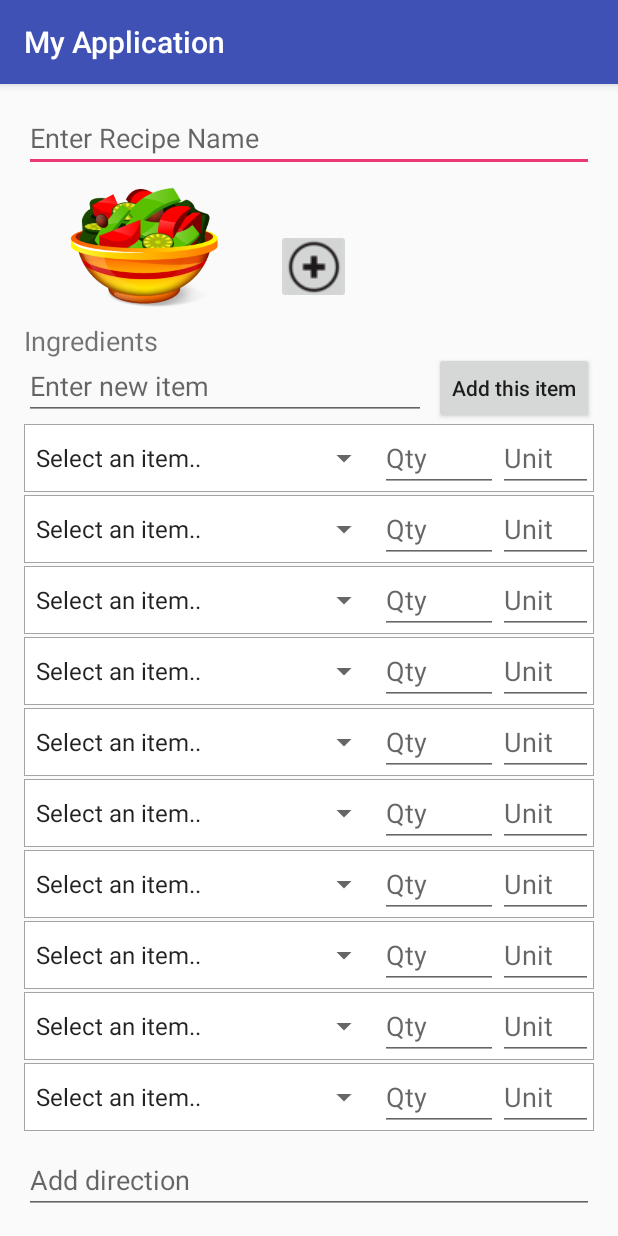
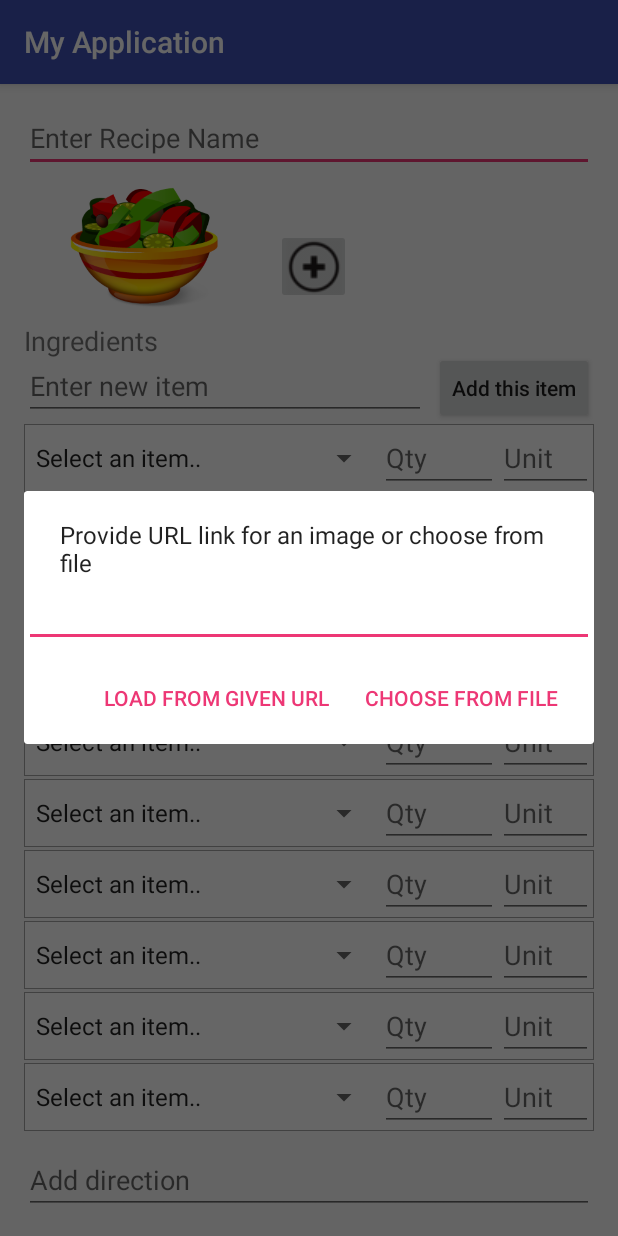
Before and after one commit to izzymoriguchi/recipe-planner, an Android app: the NewDishActivity screen opened directly, with no data from a screen before it, after a tap on an icon or button, on a phone screen of 412 x 824 dp. Run offline under Robolectric (Android 15) with nearby library versions, the phone set to English and light mode, and no system bars.

Commit message:
Implenting image loading from URL

```diff
--- a/app/src/main/java/edu/sjsu/izzymoriguchi/myapplication/NewDishActivity.java
+++ b/app/src/main/java/edu/sjsu/izzymoriguchi/myapplication/NewDishActivity.java
@@ -1,6 +1,8 @@
 package edu.sjsu.izzymoriguchi.myapplication;
 
+import android.app.AlertDialog;
 import android.content.Context;
+import android.content.DialogInterface;
 import android.content.Intent;
 import android.graphics.Color;
 import android.net.Uri;
@@ -9,6 +11,7 @@ import android.support.annotation.Nullable;
 import android.support.v7.app.AppCompatActivity;
 import android.os.Bundle;
 import android.text.Editable;
+import android.text.InputType;
 import android.text.TextWatcher;
 import android.util.Log;
 import android.view.View;
@@ -28,6 +31,9 @@ import java.io.FileOutputStream;
 import java.io.IOException;
 import java.io.ObjectInputStream;
 import java.io.ObjectOutputStream;
+import java.net.MalformedURLException;
+import java.net.URISyntaxException;
+import java.net.URL;
 import java.util.ArrayList;
 
 public class NewDishActivity extends AppCompatActivity implements AdapterView.OnItemSelectedListener {
@@ -258,12 +264,64 @@ public class NewDishActivity extends AppCompatActivity implements AdapterView.On
     }
 
     public void setRecipeIcon(View view) {
+        AlertDialog.Builder builder = new AlertDialog.Builder(NewDishActivity.this);
+        builder.setMessage("Provide URL link for an image or choose from file");
+        builder.setCancelable(true);
+
+        // Set up the input
+        final EditText input = new EditText(this);
+
+       // Specify the type of input expected; this, for example, sets the input as a password, and will mask the text
+        input.setInputType(InputType.TYPE_CLASS_TEXT);
+        builder.setView(input);
+
+        builder.setPositiveButton(
+                "Choose from file",
+                new DialogInterface.OnClickListener() {
+                    public void onClick(DialogInterface dialog, int id) {
                         Intent intent = new Intent();
                         intent.setType("image/*");
                         intent.setAction(Intent.ACTION_OPEN_DOCUMENT);
                         intent.addCategory(Intent.CATEGORY_OPENABLE);
                         intent.putExtra(Intent.EXTRA_LOCAL_ONLY, true);
                         startActivityForResult(Intent.createChooser(intent, "Complete action using"), PHOTO_PICKER_ID);
+                        dialog.cancel();
+                    }
+                });
+
+        builder.setNegativeButton(
+                "Load from given URL",
+                new DialogInterface.OnClickListener() {
+                    public void onClick(DialogInterface dialog, int id) {
+
+
+                        Log.d("IZZY", input.getText().toString());
+                        String imageURL = input.getText().toString();
+
+                        URL url;
+                        Uri uri = null;
+                        try {
+                            url = new URL(imageURL);
+                            Uri.Builder builder =  new Uri.Builder()
+                                    .scheme(url.getProtocol())
+                                    .authority(url.getAuthority())
+                                    .appendPath(url.getPath());
+                            uri = builder.build();
+                        } catch (MalformedURLException e1) {
+                            e1.printStackTrace();
+                        }
+                        ImageView recipeIcon = findViewById(R.id.recipe_icon);
+                        recipeIcon.setImageURI(uri);
+                        newDishData.setImageUri(uri.toString());
+                        dialog.cancel();
+                    }
+                });
+
+
+
+        AlertDialog alert11 = builder.create();
+        alert11.show();
+
     }
 
     @Override
@@ -272,7 +330,6 @@ public class NewDishActivity extends AppCompatActivity implements AdapterView.On
             ImageView recipeIcon = findViewById(R.id.recipe_icon);
             recipeIcon.setImageURI(data.getData());
             String imgUriStr = data.getData().toString();
-            Log.d("imgUriStr in NewDish: ", imgUriStr);
             newDishData.setImageUri(imgUriStr);
         }
     }
```
Lines whose indentation alone changed are shown as unchanged.
